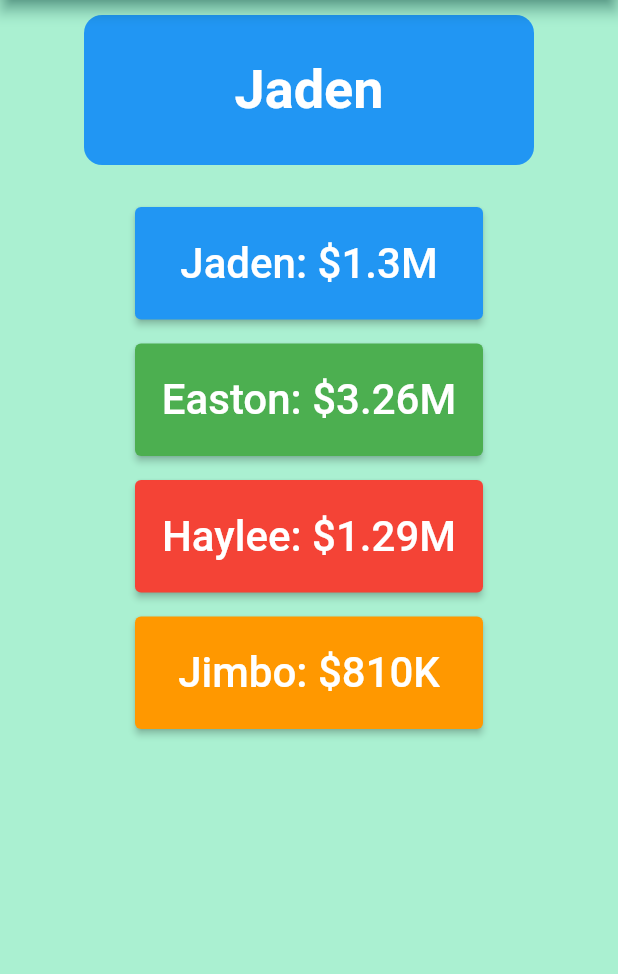
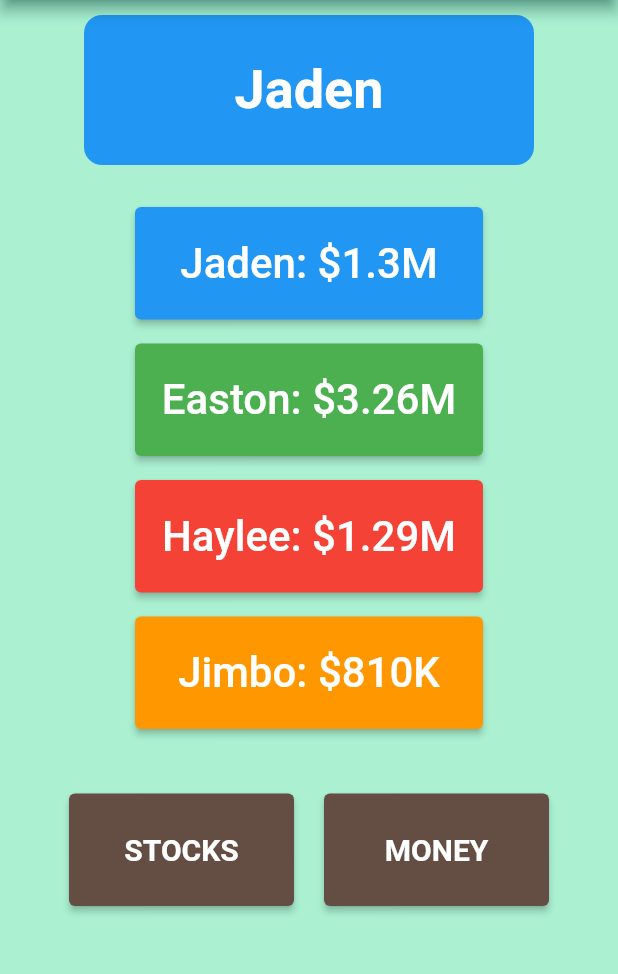
Before and after one commit to JadenHowell/Commodore, a Flutter app: the screen it shows after launch, after a tap on "join room", on a phone screen of 412 x 824 dp, the part 84-1058 px from its top. Run offline on Flutter 3.47's test engine with Material 2 defaults, Android fonts, the phone set to English and light mode, and no system bars; our stand-ins replace socket_io_client.

```diff
--- a/lib/view/pages/game_page.dart
+++ b/lib/view/pages/game_page.dart
@@ -1,6 +1,8 @@
 import 'package:commodore/model/user.dart';
 import 'package:commodore/view/other_widgets/player_worth_button.dart';
 import 'package:commodore/view/other_widgets/player_header.dart';
+import 'package:commodore/view/pages/money_page.dart';
+import 'package:commodore/view/pages/stocks_page.dart';
 import 'package:flutter/material.dart';
 
 import '../../data_cache.dart';
@@ -15,7 +17,6 @@ class GamePage extends StatefulWidget {
 }
 
 class _GamePageState extends State<GamePage> {
-
   final DataCache _dataCache = DataCache.getInstance();
   late List<User> allUsers;
 
@@ -28,23 +29,87 @@ class _GamePageState extends State<GamePage> {
         centerTitle: true,
       ),
       body: Column(
-        children: <Widget> [
+        children: <Widget>[
           Padding(
             padding: const EdgeInsets.fromLTRB(0, 10.0, 0, 20.0),
             child: PlayerHeader(user: _dataCache.player),
           ),
-
-          for(User user in allUsers)
+          for (User user in allUsers)
             Padding(
               padding: const EdgeInsets.all(8.0),
               child: Center(
                 child: PlayerWorthButton(
-                    user: user,
+                  user: user,
                 ),
               ),
             ),
+
+          const SizedBox(height: 25),
+
+          Row(
+            mainAxisAlignment: MainAxisAlignment.center,
+            children: <Widget>[
+              _stocksButton(),
+
+              _moneyButton(),
+            ],
+          ),
         ],
       ),
     );
   }
+
+  Widget _stocksButton(){
+    return Padding(
+      padding: const EdgeInsets.all(10),
+      child: SizedBox(
+        width: 150,
+        height: 75,
+        child: ElevatedButton(
+          onPressed: () => _navigateToStocksPage(),
+          child: const Text(
+            "STOCKS",
+            style: TextStyle(
+              fontWeight: FontWeight.bold,
+              fontSize: 20,
+            ),
+          ),
+        ),
+      ),
+    );
+  }
+
+  Widget _moneyButton(){
+    return Padding(
+      padding: const EdgeInsets.all(10),
+      child: SizedBox(
+        width: 150,
+        height: 75,
+        child: ElevatedButton(
+          onPressed: () => _navigateToMoneyPage(),
+          child: const Text(
+            "MONEY",
+            style: TextStyle(
+              fontWeight: FontWeight.bold,
+              fontSize: 20,
+            ),
+          ),
+        ),
+      ),
+    );
+  }
+
+  void _navigateToStocksPage() {
+    Navigator.push(
+      context,
+      MaterialPageRoute(builder: (context) => const StocksPage()),
+    );
+  }
+
+  void _navigateToMoneyPage() {
+    Navigator.push(
+      context,
+      MaterialPageRoute(builder: (context) => const MoneyPage()),
+    );
+  }
 }
```
Also changed, not shown: lib/model/user.dart (+10 -0 lines), lib/view/pages/money_page.dart (added, +25 -0 lines), lib/view/pages/stocks_page.dart (added, +25 -0 lines), lib/view/pages/worth_page.dart (+58 -4 lines).
